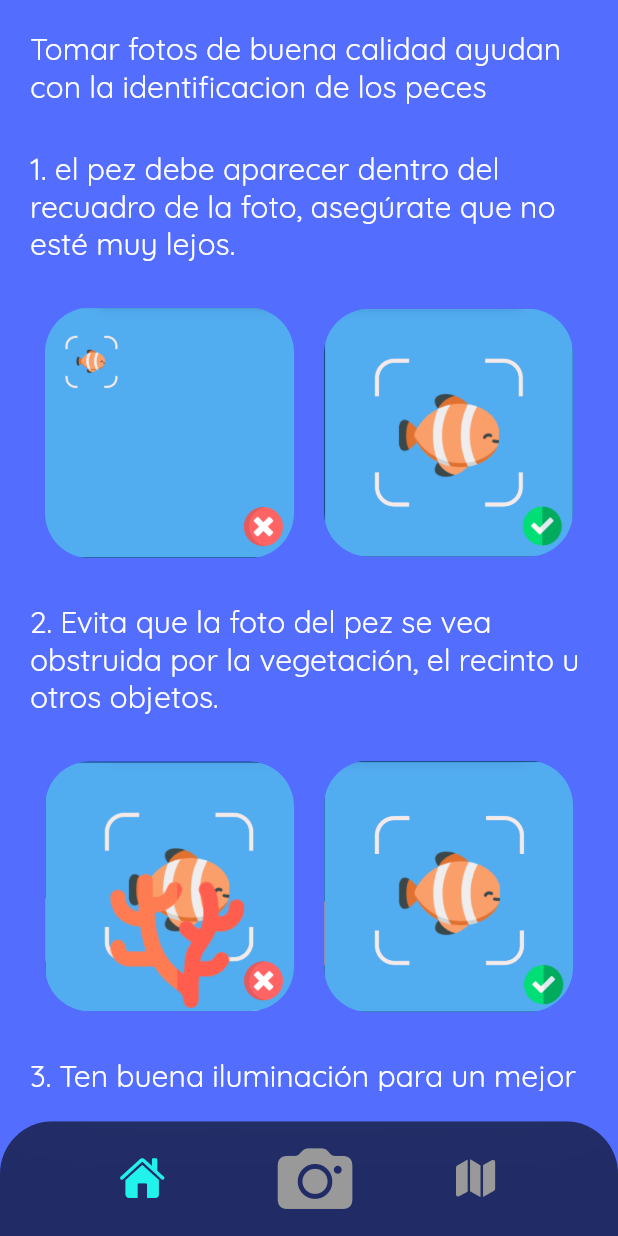
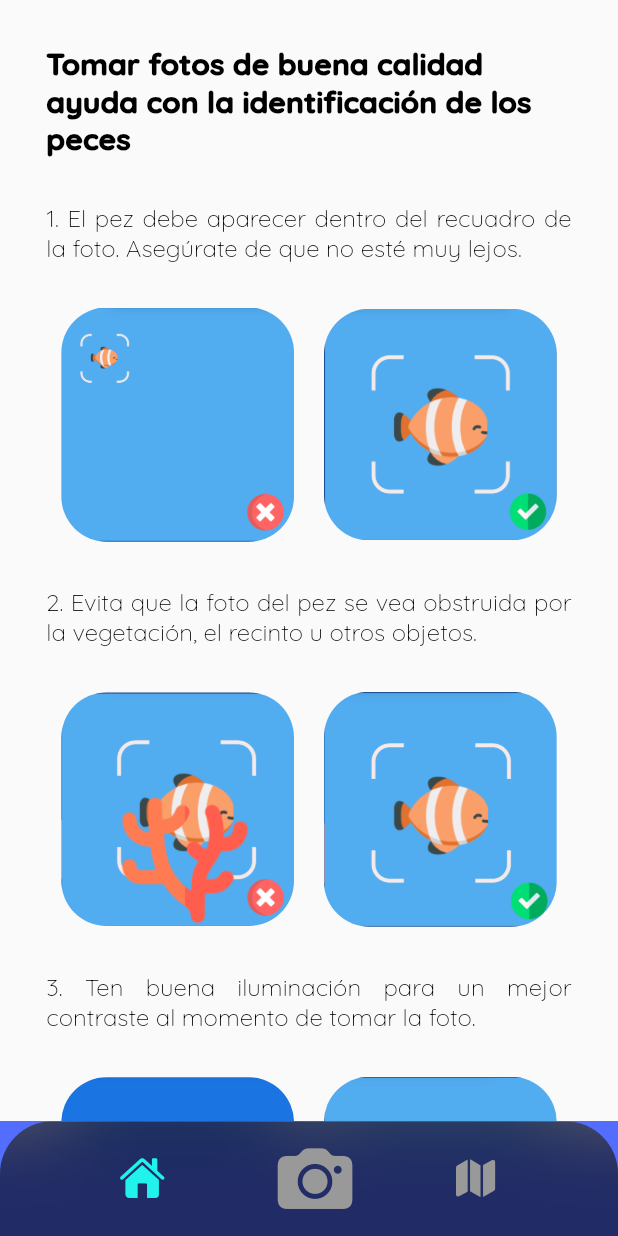
Before and after one commit to Christgrant98/ai-fish-aquarium, a Flutter app: the HomeView screen opened by its route, after a tap on "¿Cómo utilizar la app?", on a phone screen of 412 x 824 dp. Run offline on Flutter 3.47's test engine with Material 2 defaults, Android fonts, the phone set to English and light mode, and no system bars; drawn by our look-alikes of blurrycontainer, google_nav_bar; our stand-ins replace camera, carousel_slider, go_router, google_fonts, image_picker, photo_view and 1 more; missing offline and left inert: google_mlkit_image_labeling, langchain, langchain_openai; accounts and stored records are empty.

Commit message:
instrucion View refacted

```diff
--- a/lib/src/subViews/instructions_view.dart
+++ b/lib/src/subViews/instructions_view.dart
@@ -1,68 +1,94 @@
 import 'package:flutter/material.dart';
+import 'package:flutter/rendering.dart';
+import 'package:login_flutter/src/utils/widgets/layout.dart';
 
 import '../utils/widgets/text_view.dart';
 
 class InstructionsView extends StatelessWidget {
-  const InstructionsView({super.key});
+  const InstructionsView({Key? key});
 
   @override
   Widget build(BuildContext context) {
-    return Container(
-      margin: const EdgeInsets.symmetric(horizontal: 20, vertical: 20),
-      child: const SingleChildScrollView(
-          child: Column(
-        mainAxisAlignment: MainAxisAlignment.center,
-        children: [
-          TextView(
-              text:
-                  "Tomar fotos de buena calidad ayudan con la identificacion de los peces",
-              fontSize: 20,
-              color: Colors.white),
-          SizedBox(
-            height: 30,
+    return LayoutBuilder(
+        builder: (BuildContext context, BoxConstraints constraints) {
+      return Layout(
+        body: SingleChildScrollView(
+          child: Center(
+            child: SizedBox(
+              width: MediaQuery.of(context).size.width * .85,
+              child: Column(
+                children: [
+                  const SizedBox(height: 30),
+                  _buidTitleHeader(),
+                  const SizedBox(height: 30),
+                  _buildInstructionStep(
+                    text:
+                        "1. El pez debe aparecer dentro del recuadro de la foto. Asegúrate de que no esté muy lejos.",
+                    imagePath1: "assets/instructions/1.1.png",
+                    imagePath2: "assets/instructions/1.2.png",
+                  ),
+                  _buildInstructionStep(
+                    text:
+                        "2. Evita que la foto del pez se vea obstruida por la vegetación, el recinto u otros objetos.",
+                    imagePath1: "assets/instructions/2.1.png",
+                    imagePath2: "assets/instructions/2.2.png",
+                  ),
+                  _buildInstructionStep(
+                    text:
+                        "3. Ten buena iluminación para un mejor contraste al momento de tomar la foto.",
+                    imagePath1: "assets/instructions/3.1.png",
+                    imagePath2: "assets/instructions/3.2.png",
+                  ),
+                  _buildInstructionStep(
+                    text:
+                        "4. Pero POR FAVOR, NO uses el flash. Algunos peces son muy sensibles a la luz.",
+                    imagePath1: "assets/instructions/4.1.png",
+                    imagePath2: "assets/instructions/4.2.png",
+                  ),
+                  _buildInstructionStep(
+                    text:
+                        "5. Trata de tomarle la foto a un solo espécimen a la vez. Puede que se dificulte la identificación si hay varias especies.",
+                    imagePath1: "assets/instructions/5.1.png",
+                    imagePath2: "assets/instructions/5.2.png",
+                  ),
+                ],
+              ),
+            ),
           ),
-          TextView(
-              text:
-                  "1. el pez debe aparecer dentro del recuadro de la foto, asegúrate que no esté muy lejos.",
-              fontSize: 20,
-              color: Colors.white),
-          CustomImagePair(
-              imagePath1: "assets/instructions/1.1.png",
-              imagePath2: "assets/instructions/1.2.png"),
-          TextView(
-              text:
-                  "2. Evita que la foto del pez se vea obstruida por la vegetación, el recinto u otros objetos.",
-              fontSize: 20,
-              color: Colors.white),
-          CustomImagePair(
-              imagePath1: "assets/instructions/2.1.png",
-              imagePath2: "assets/instructions/2.2.png"),
-          TextView(
-              text:
-                  "3. Ten buena iluminación para un mejor contraste al momento de tomar la foto.",
-              fontSize: 20,
-              color: Colors.white),
-          CustomImagePair(
-              imagePath1: "assets/instructions/3.1.png",
-              imagePath2: "assets/instructions/3.2.png"),
-          TextView(
-              text:
-                  "4. Pero POR FAVOR, NO uses el flash, algunos peces son muy sensibles a la luz.",
-              fontSize: 20,
-              color: Colors.white),
-          CustomImagePair(
-              imagePath1: "assets/instructions/4.1.png",
-              imagePath2: "assets/instructions/4.2.png"),
-          TextView(
-              text:
-                  "5. Trata de tomarle la foto a un solo espécimen a la vez, puede que se dificulte la identificación si hay varias especies.",
-              fontSize: 20,
-              color: Colors.white),
-          CustomImagePair(
-              imagePath1: "assets/instructions/5.1.png",
-              imagePath2: "assets/instructions/5.2.png"),
-        ],
-      )),
+        ),
+      );
+    });
+  }
+
+  Widget _buidTitleHeader() {
+    return const TextView(
+      text:
+          "Tomar fotos de buena calidad ayuda con la identificación de los peces",
+      fontSize: 20,
+      color: Colors.black,
+      fontWeight: FontWeight.w900,
+    );
+  }
+
+  Widget _buildInstructionStep({
+    required String text,
+    required String imagePath1,
+    required String imagePath2,
+  }) {
+    return Column(
+      children: [
+        TextView(
+          text: text,
+          fontSize: 16,
+          color: Colors.black,
+          fontWeight: FontWeight.w300,
+          textAlign: TextAlign.justify,
+        ),
+        CustomImagePair(
+          imagePath1: imagePath1,
+          imagePath2: imagePath2,
+        ),
+      ],
     );
   }
 }
@@ -89,7 +115,7 @@ class CustomImagePair extends StatelessWidget {
               ),
             ),
           ),
-          const SizedBox(width: 20.0), // Espacio entre las imágenes
+          const SizedBox(width: 20.0),
           Expanded(
             child: ClipRRect(
               borderRadius: const BorderRadius.all(Radius.circular(30)),
--- a/lib/src/utils/widgets/pez_details_modal_view.dart
+++ b/lib/src/utils/widgets/pez_details_modal_view.dart
@@ -75,7 +75,9 @@ class _PezDetailsModalViewState extends State<PezDetailsModalView> {
       return Column(
         children: [
           _buildBackButton(),
-          Expanded(child: _buildCommentBoxSection(currentUser)),
+          Expanded(
+            child: _buildCommentBoxSection(currentUser),
+          ),
         ],
       );
     }
--- a/lib/src/views/home_view.dart
+++ b/lib/src/views/home_view.dart
@@ -91,7 +91,7 @@ class _HomeViewState extends State<HomeView> {
                     context: context,
                     builder: (context) {
                       return const BaseModal(
-                        heightFactor: .5,
+                        heightFactor: .55,
                         widthFactor: .9,
                         content: AboutUsView(),
                       );
```
